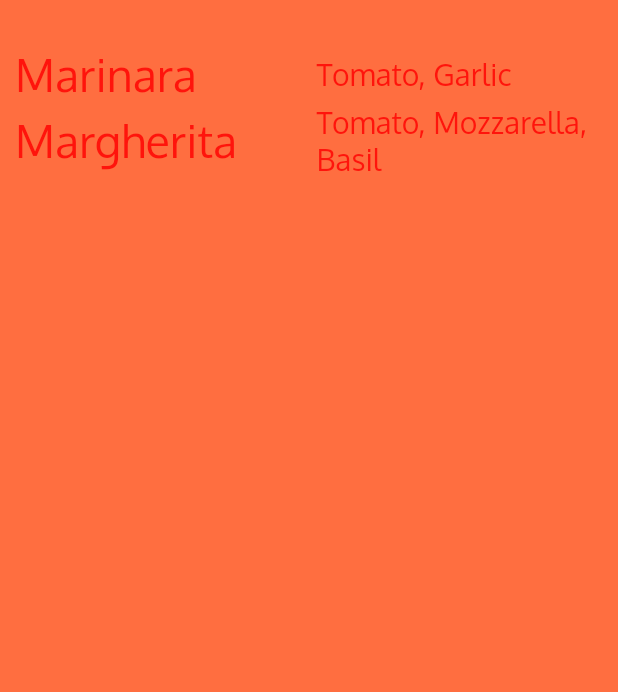
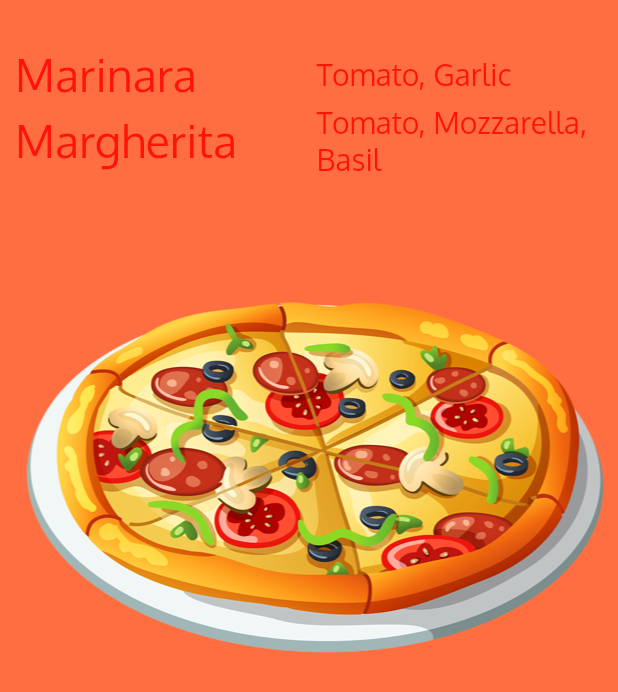
Before and after one commit to ajcastanom/pluralsight, a Flutter app: the screen it shows after launch, on a phone screen of 412 x 824 dp. Shown: the top 692 px of the screen. Run offline on Flutter 3.47's test engine with Material 2 defaults, Android fonts, the phone set to English and light mode, and no system bars.

Commit message:
Se agrega una imagen .png

```diff
--- a/flutter/app_widgets/lib/ui/home.dart
+++ b/flutter/app_widgets/lib/ui/home.dart
@@ -66,8 +66,24 @@ class Home extends StatelessWidget {
               ),
             ],
           ),
+          PizzaImageWidget(),
         ],
       ),
     ));
   }
 }
+
+class PizzaImageWidget extends StatelessWidget {
+  @override
+  Widget build(BuildContext context) {
+    AssetImage pizzaAsset = AssetImage('images/pizza.png');
+    Image image = Image(
+      image: pizzaAsset,
+      width: 400.0,
+      height: 400.0,
+    );
+    return Container(
+      child: image,
+    );
+  }
+}
--- a/flutter/app_widgets/pubspec.yaml
+++ b/flutter/app_widgets/pubspec.yaml
@@ -37,8 +37,8 @@ flutter:
   uses-material-design: true
 
   # To add assets to your application, add an assets section, like this:
-  # assets:
-  #  - images/a_dot_burr.jpeg
+  assets:
+   - images/pizza.png
   #  - images/a_dot_ham.jpeg
 
   # An image asset can refer to one or more resolution-specific "variants", see
```
Also changed, not shown: flutter/app_widgets/images/pizza.png (added).
